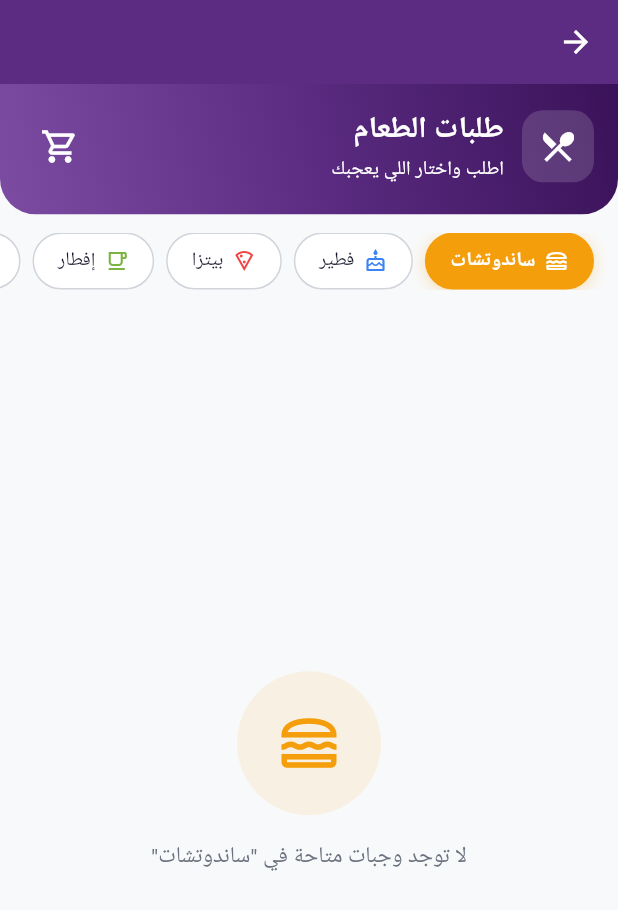
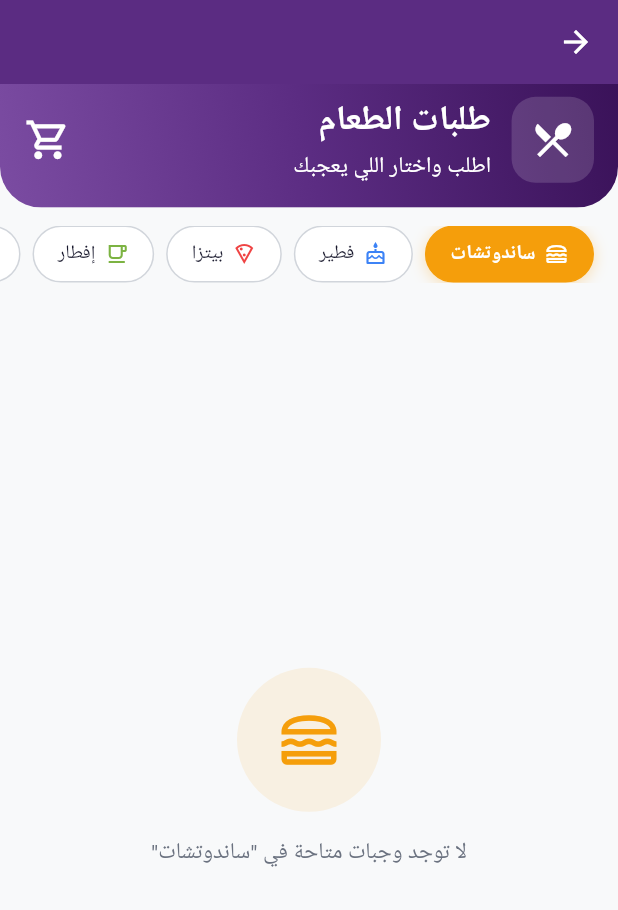
Before and after one commit to mostafaahmedbahr/Nabd-Alattaa-Team, a Flutter app: the HomeView screen opened directly, after a tap on "طلبات الطعام", on a phone screen of 412 x 824 dp. Shown: the top 910 px of the screen. Run offline on Flutter 3.47's test engine with Material 3 defaults, Android fonts, the light colour scheme and no system bars; our stand-ins replace bloc, cloud_firestore, dartz, equatable, firebase_analytics, firebase_auth and 9 more; accounts and stored records are empty; Roboto replaces fonts that are missing (Cairo).

Commit message:
refactor the code

```diff
--- a/lib/core/constants/app_strings.dart
+++ b/lib/core/constants/app_strings.dart
@@ -166,7 +166,6 @@ class AppStrings {
   static const String inactive = 'غير نشط';
 
 
-
   /// storage
   static const String onboardingComplete = 'onboarding_complete';
 }
--- a/lib/core/router/app_router.dart
+++ b/lib/core/router/app_router.dart
@@ -15,6 +15,7 @@ import 'package:nabd_alattaa_team/features/layout/presentation/views/layout_view
 import 'package:nabd_alattaa_team/features/tasks/presentation/views/tasks_screen.dart';
 import '../../features/chat/presentation/views/chat_room_screen.dart';
 import '../../features/meals/presentation/views/manage_meals_view.dart';
+import '../../features/meals/presentation/views/meals_view.dart';
 import '../../features/users/presentation/views/users_list_view.dart';
 import 'app_routes.dart';
 import '../../features/register/presentation/views/register_view.dart';
@@ -32,8 +33,7 @@ import '../../features/ideas/presentation/views/create_idea_screen.dart';
 import '../../features/notifications/presentation/views/notifications_screen.dart';
 import '../../features/good_deeds/presentation/views/good_deeds_screen.dart';
 import '../../features/good_deeds/presentation/views/create_good_deed_screen.dart';
-import '../../features/meals/presentation/views/meals_screen.dart';
-import '../../features/profile/presentation/views/edit_profile_screen.dart';
+ import '../../features/profile/presentation/views/edit_profile_screen.dart';
 import '../../features/announcements/presentation/views/announcements_screen.dart';
 import '../../features/announcements/presentation/views/create_announcement_screen.dart';
 
@@ -108,7 +108,7 @@ class AppRouter {
       ),
       GoRoute(
         path: Routes.meals,
-        builder: (_, _) => const MealsScreen(),
+        builder: (_, _) => const MealsView(),
       ),
       GoRoute(
         path: Routes.manageMeals,
--- a/lib/features/meals/presentation/views/meals_screen.dart
+++ b/lib/features/meals/presentation/views/meals_view.dart
@@ -11,15 +11,17 @@ import '../view_model/meal_state.dart';
 import '../widgets/cart_bottom_sheet.dart';
 import '../widgets/meal_category_style.dart';
 import '../widgets/meal_item_card.dart';
+import '../widgets/meals_widgets/cart_bottom_sheet.dart';
+import '../widgets/meals_widgets/meals_header.dart';
 
-class MealsScreen extends StatefulWidget {
-  const MealsScreen({super.key});
+class MealsView extends StatefulWidget {
+  const MealsView({super.key});
 
   @override
-  State<MealsScreen> createState() => _MealsScreenState();
+  State<MealsView> createState() => _MealsViewState();
 }
 
-class _MealsScreenState extends State<MealsScreen> {
+class _MealsViewState extends State<MealsView> {
   List<String> _categories = MealCategory.all;
   int _selectedIndex = 0;
 
@@ -62,7 +64,7 @@ class _MealsScreenState extends State<MealsScreen> {
             child: AdaptiveContainer(
               child: Column(
                 children: [
-                  _buildHeader(),
+                  MealsHeader(),
                 _buildCategoryChips(),
                 Expanded(
                   child: BlocBuilder<MealCubit, MealState>(
@@ -97,104 +99,7 @@ class _MealsScreenState extends State<MealsScreen> {
     );
   }
 
-  Widget _buildHeader() {
-    return Container(
-      width: double.infinity,
-      decoration: const BoxDecoration(
-        gradient: LinearGradient(
-          begin: Alignment.topRight,
-          end: Alignment.bottomLeft,
-          colors: [AppColors.primaryDark, AppColors.primary, AppColors.primaryLight],
-        ),
-        borderRadius: BorderRadius.vertical(bottom: Radius.circular(24)),
-      ),
-      child: Padding(
-        padding: const EdgeInsets.fromLTRB(16, 16, 16, 20),
-        child: Row(
-          children: [
-            Container(
-              width: 48,
-              height: 48,
-              decoration: BoxDecoration(
-                color: Colors.white.withValues(alpha: 0.15),
-                borderRadius: BorderRadius.circular(14),
-              ),
-              child: const Icon(
-                Icons.restaurant_menu_outlined,
-                color: AppColors.textWhite,
-                size: 26,
-              ),
-            ),
-            const SizedBox(width: 12),
-            const Expanded(
-              child: Column(
-                crossAxisAlignment: CrossAxisAlignment.start,
-                children: [
-                  Text(
-                    AppStrings.meals,
-                    style: TextStyle(
-                      fontFamily: 'Cairo',
-                      fontSize: 20,
-                      fontWeight: FontWeight.bold,
-                      color: AppColors.textWhite,
-                    ),
-                  ),
-                  SizedBox(height: 2),
-                  Text(
-                    'اطلب واختار اللي يعجبك',
-                    style: TextStyle(
-                      fontFamily: 'Cairo',
-                      fontSize: 13,
-                      color: AppColors.textWhite,
-                    ),
-                  ),
-                ],
-              ),
-            ),
-            BlocBuilder<MealCubit, MealState>(
-              builder: (context, state) {
-                final count = context.read<MealCubit>().cartItems.length;
-                return IconButton(
-                  onPressed: () => _showCartBottomSheet(context),
-                  icon: Stack(
-                    clipBehavior: Clip.none,
-                    children: [
-                      const Icon(
-                        Icons.shopping_cart_outlined,
-                        color: AppColors.textWhite,
-                        size: 26,
-                      ),
-                      if (count > 0)
-                        Positioned(
-                          left: -6,
-                          bottom: -2,
-                          child: Container(
-                            padding: const EdgeInsets.all(5),
-                            decoration: const BoxDecoration(
-                              color: AppColors.secondary,
-                              shape: BoxShape.circle,
-                            ),
-                            child: Text(
-                              '$count',
-                              style: const TextStyle(
-                                fontFamily: 'Cairo',
-                                fontSize: 11,
-                                fontWeight: FontWeight.bold,
-                                color: AppColors.textWhite,
-                              ),
-                            ),
-                          ),
-                        ),
-                    ],
-                  ),
-                );
-              },
-            ),
-          ],
-        ),
-      ),
-    );
-  }
+
 
   Widget _buildCategoryChips() {
     return Container(
@@ -381,7 +286,7 @@ class _MealsScreenState extends State<MealsScreen> {
         return Padding(
           padding: const EdgeInsets.only(bottom: 8),
           child: FloatingActionButton.extended(
-            onPressed: () => _showCartBottomSheet(context),
+            onPressed: () => showCartBottomSheet(context),
             backgroundColor: AppColors.secondary,
             foregroundColor: AppColors.textWhite,
             elevation: 4,
@@ -400,12 +305,5 @@ class _MealsScreenState extends State<MealsScreen> {
     );
   }
 
-  void _showCartBottomSheet(BuildContext context) {
-    showModalBottomSheet(
-      context: context,
-      isScrollControlled: true,
-      backgroundColor: Colors.transparent,
-      builder: (context) => const CartBottomSheet(),
-    );
-  }
+
 }
--- /dev/null
+++ b/lib/features/meals/presentation/widgets/meals_widgets/meals_header.dart
@@ -0,0 +1,135 @@
+import '../../../../../common_imports.dart';
+import '../../view_model/meal_cubit.dart';
+import '../../view_model/meal_state.dart';
+import 'cart_bottom_sheet.dart';
+
+class MealsHeader extends StatelessWidget {
+  const MealsHeader({super.key});
+
+  @override
+  Widget build(BuildContext context) {
+    return Container(
+      width: double.infinity,
+      decoration:   BoxDecoration(
+        gradient: LinearGradient(
+          begin: Alignment.topRight,
+          end: Alignment.bottomLeft,
+          colors: [
+            AppColors.primaryDark,
+            AppColors.primary,
+            AppColors.primaryLight,
+          ],
+        ),
+        borderRadius: BorderRadius.vertical(
+          bottom: Radius.circular(24.r),
+        ),
+      ),
+      child: SafeArea(
+        bottom: false,
+        child: Padding(
+          padding: const EdgeInsets.fromLTRB(8, 8, 16, 16),
+          child: Row(
+            children: [
+              // الأيقونة
+              Container(
+                width: 48.w,
+                height: 48.h,
+                decoration: BoxDecoration(
+                  color: Colors.white.withValues(alpha: 0.15),
+                  borderRadius: BorderRadius.circular(14.r),
+                ),
+                child:   Icon(
+                  Icons.restaurant_menu_outlined,
+                  color: AppColors.textWhite,
+                  size: 26.sp,
+                ),
+              ),
+
+                SizedBox(width: 12.w),
+
+              // العنوان
+                Expanded(
+                child: Column(
+                  mainAxisSize: MainAxisSize.min,
+                  crossAxisAlignment: CrossAxisAlignment.start,
+                  children: [
+                    Text(
+                      AppStrings.meals,
+                      style: TextStyle(
+                        fontFamily: 'Cairo',
+                        fontSize: 20.sp,
+                        fontWeight: FontWeight.bold,
+                        color: AppColors.textWhite,
+                      ),
+                    ),
+                    SizedBox(height: 2.h),
+                    Text(
+                      'اطلب واختار اللي يعجبك',
+                      style: TextStyle(
+                        fontFamily: 'Cairo',
+                        fontSize: 13.sp,
+                        color: AppColors.textWhite,
+                      ),
+                    ),
+                  ],
+                ),
+              ),
+
+              // السلة
+              BlocBuilder<MealCubit, MealState>(
+                builder: (context, state) {
+                  final count =
+                      context.read<MealCubit>().cartItems.length;
+
+                  return IconButton(
+                    onPressed: () => showCartBottomSheet(context),
+                    padding: EdgeInsets.zero,
+                    icon: Stack(
+                      clipBehavior: Clip.none,
+                      children: [
+                          Icon(
+                          Icons.shopping_cart_outlined,
+                          color: AppColors.textWhite,
+                          size: 27.sp,
+                        ),
+
+                        if (count > 0)
+                          Positioned(
+                            top: -8.h,
+                            right: -8.w,
+                            child: Container(
+                              constraints:   BoxConstraints(
+                                minWidth: 20.w,
+                                minHeight: 20.h,
+                              ),
+                              alignment: Alignment.center,
+                              padding:   EdgeInsets.symmetric(
+                                horizontal: 5.w,
+                              ),
+                              decoration: const BoxDecoration(
+                                color: AppColors.secondary,
+                                shape: BoxShape.circle,
+                              ),
+                              child: Text(
+                                '$count',
+                                style:   TextStyle(
+                                  fontFamily: 'Cairo',
+                                  fontSize: 11.sp,
+                                  fontWeight: FontWeight.bold,
+                                  color: AppColors.textWhite,
+                                ),
+                              ),
+                            ),
+                          ),
+                      ],
+                    ),
+                  );
+                },
+              ),
+            ],
+          ),
+        ),
+      ),
+    );
+  }
+}
```
Also changed, not shown: lib/core/constants/app_assets.dart (+2 -20 lines), lib/core/services/fcm_service.dart (+4 -3 lines), lib/core/theme/app_text_styles.dart (+31 -32 lines), lib/core/usecases/usecase.dart (deleted, +0 -15 lines), lib/core/widgets/custom_app_bar.dart (deleted, +0 -50 lines), lib/features/meals/presentation/widgets/meals_widgets/cart_bottom_sheet.dart (added, +12 -0 lines).
